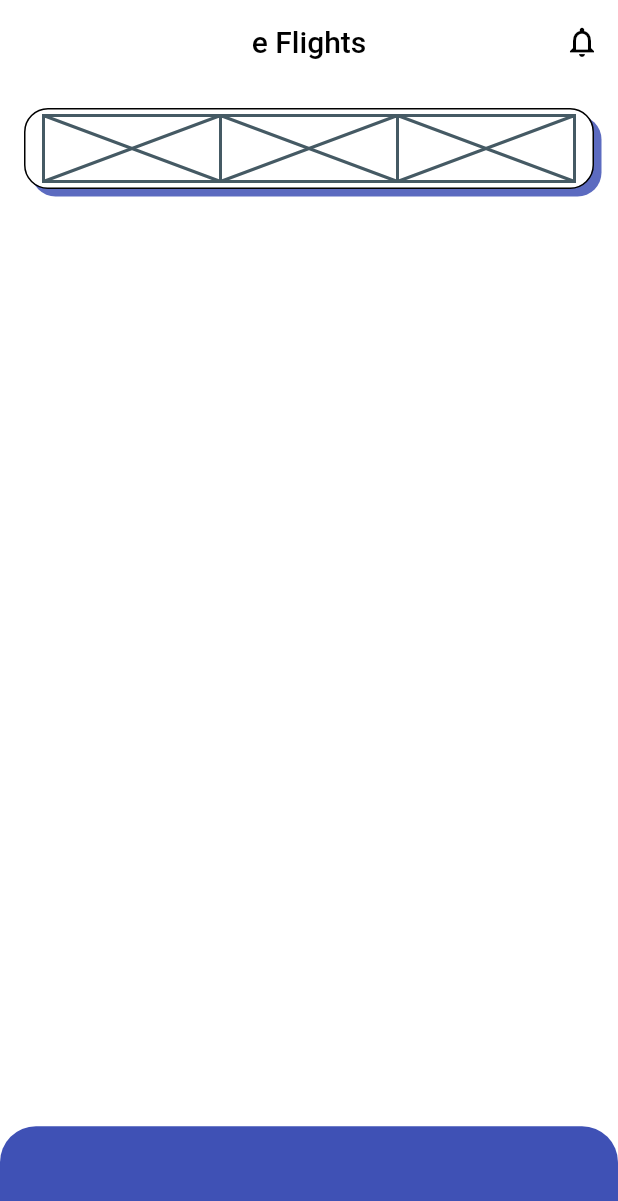
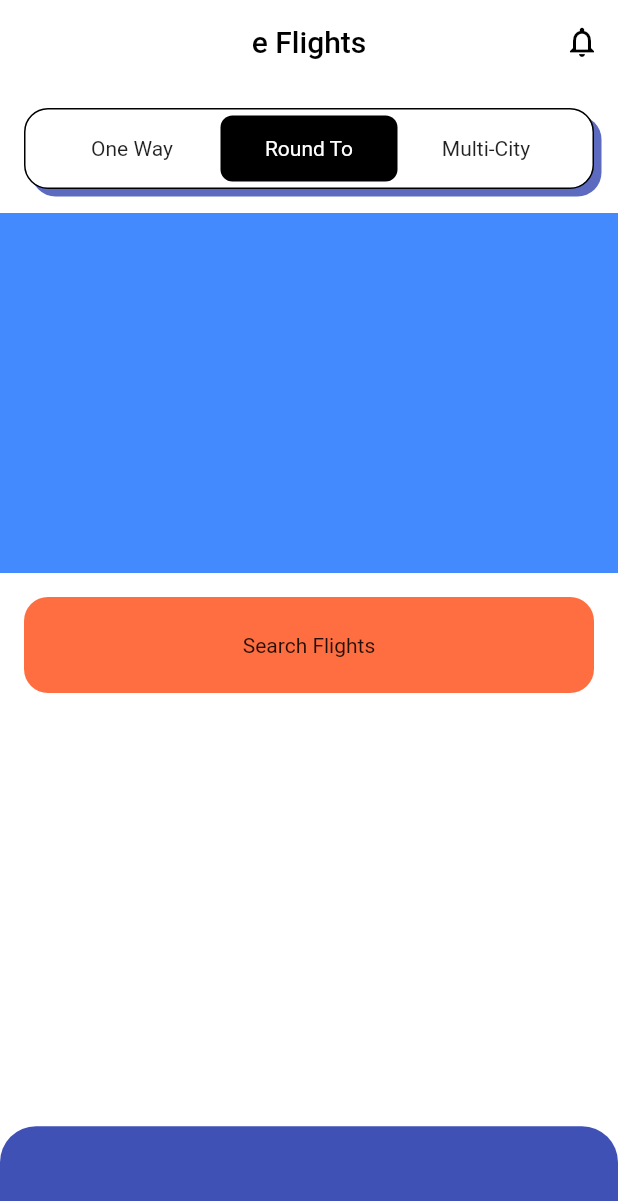
Before and after one commit to JAICHANGPARK/flutter_notebook_17th_story, a Flutter app: the screen it shows after launch, on a phone screen of 412 x 824 dp. Shown: the top 1201 px of the screen. Run offline on Flutter 3.47's test engine with Material 2 defaults, Android fonts, the phone set to English and light mode, and no system bars; our stand-ins replace badges, cached_network_image, fl_chart, flutter_riverpod, freezed_annotation, ionicons and 1 more.

Commit message:
Update flight_home_page.dart

```diff
--- a/lib/ep1040_flight_booking_app/src/flight_home_page.dart
+++ b/lib/ep1040_flight_booking_app/src/flight_home_page.dart
@@ -53,13 +53,58 @@ class _FlightHomePageState extends State<FlightHomePage> {
                       padding: EdgeInsets.symmetric(horizontal: 12, vertical: 4),
                       child: Row(
                         children: [
-                          Expanded(child: Placeholder()),
-                          Expanded(child: Placeholder()),
-                          Expanded(child: Placeholder()),
+                          Expanded(
+                              child: Center(
+                            child: Text(
+                              "One Way",
+                              style: TextStyle(
+                                fontWeight: FontWeight.w400,
+                              ),
+                            ),
+                          )),
+                          Expanded(
+                              child: Container(
+                            decoration: BoxDecoration(color: Colors.black, borderRadius: BorderRadius.circular(8)),
+                            child: Center(
+                              child: Text(
+                                "Round To",
+                                style: TextStyle(fontWeight: FontWeight.w400, color: Colors.white),
+                              ),
+                            ),
+                          )),
+                          Expanded(
+                              child: Center(
+                            child: Text(
+                              "Multi-City",
+                              style: TextStyle(
+                                fontWeight: FontWeight.w400,
+                              ),
+                            ),
+                          )),
                         ],
                       ),
                     ),
-                  )
+                  ),
+                  Container(
+                    height: 240,
+                    color: Colors.blueAccent,
+                  ),
+                  Padding(
+                    padding: const EdgeInsets.all(16.0),
+                    child: Container(
+                        height: 64,
+                        padding: EdgeInsets.symmetric(horizontal: 12, vertical: 4),
+                        decoration: BoxDecoration(
+                          color: Colors.deepOrangeAccent,
+                          borderRadius: BorderRadius.circular(16),
+
+                        ),
+                        child: Center(
+                          child: Text("Search Flights",style: TextStyle(
+
+                          ),),
+                        )),
+                  ),
                 ],
               ),
             ),
@@ -70,7 +115,7 @@ class _FlightHomePageState extends State<FlightHomePage> {
                     color: Colors.indigo,
                     borderRadius: const BorderRadius.only(topLeft: Radius.circular(24), topRight: Radius.circular(24))),
                 child: Row(
-                  children: [],
+                  children: const [],
                 ),
               ),
             ),
```
